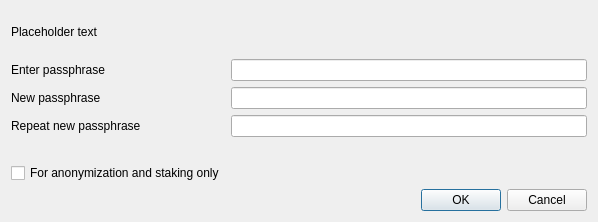
MKTCOIN-PROJECT/mktcoin, file src/qt/forms/askpassphrasedialog.ui: the form before one commit.
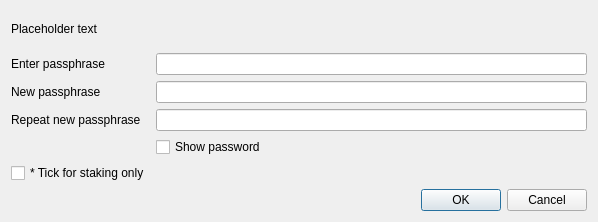
The form after the commit.

```diff
--- a/src/qt/forms/askpassphrasedialog.ui
+++ b/src/qt/forms/askpassphrasedialog.ui
@@ -93,6 +93,13 @@
       </widget>
      </item>
      <item row="3" column="1">
+      <widget class="QCheckBox" name="toggleShowPasswordButton">
+       <property name="text">
+        <string>Show password</string>
+       </property>
+      </widget>
+     </item>
+     <item row="4" column="1">
       <widget class="QLabel" name="capsLabel">
        <property name="font">
         <font>
@@ -109,18 +116,9 @@
       </widget>
      </item>
      <item row="4" column="0">
-      <widget class="QCheckBox" name="anonymizationCheckBox">
-       <property name="enabled">
-        <bool>true</bool>
-       </property>
-       <property name="toolTip">
-        <string>Serves to disable the trivial sendmoney when OS account compromised. Provides no real security.</string>
-       </property>
+      <widget class="QCheckBox" name="stakingCheckBox">
        <property name="text">
-        <string>For anonymization and staking only</string>
-       </property>
-       <property name="visible">
-        <bool>false</bool>
+        <string>* Tick for staking only</string>
        </property>
       </widget>
      </item>
```
